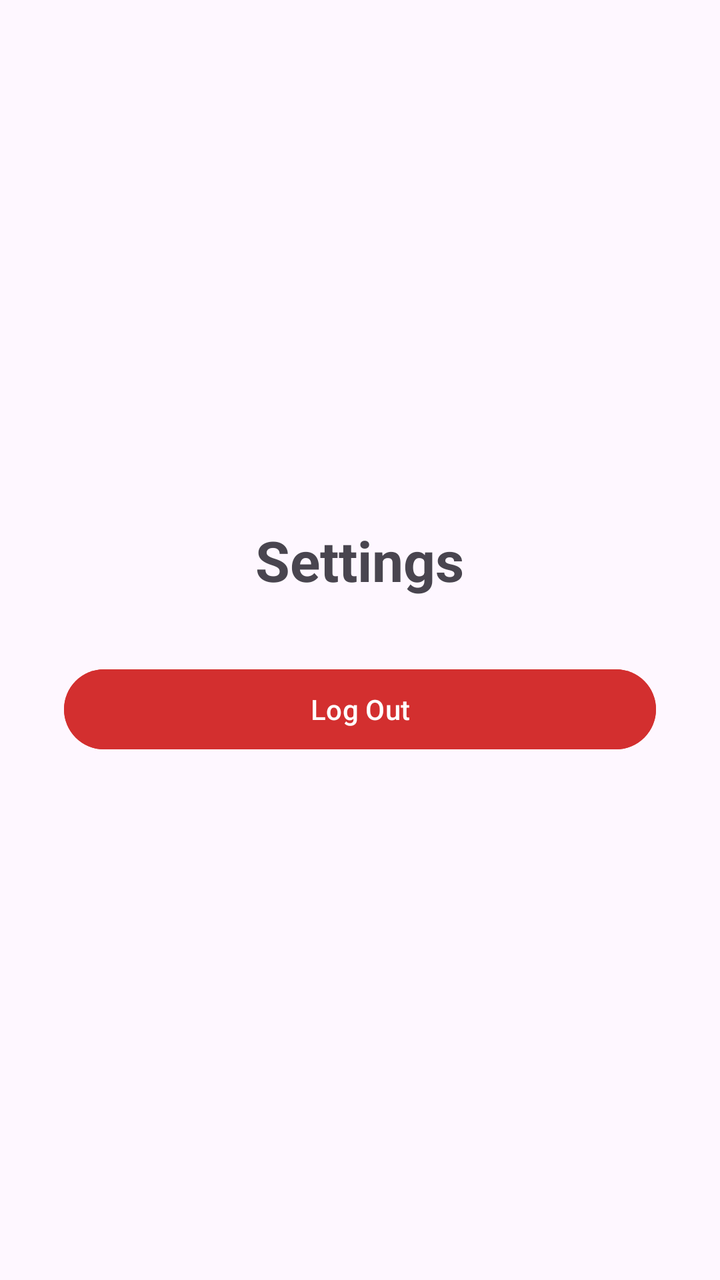
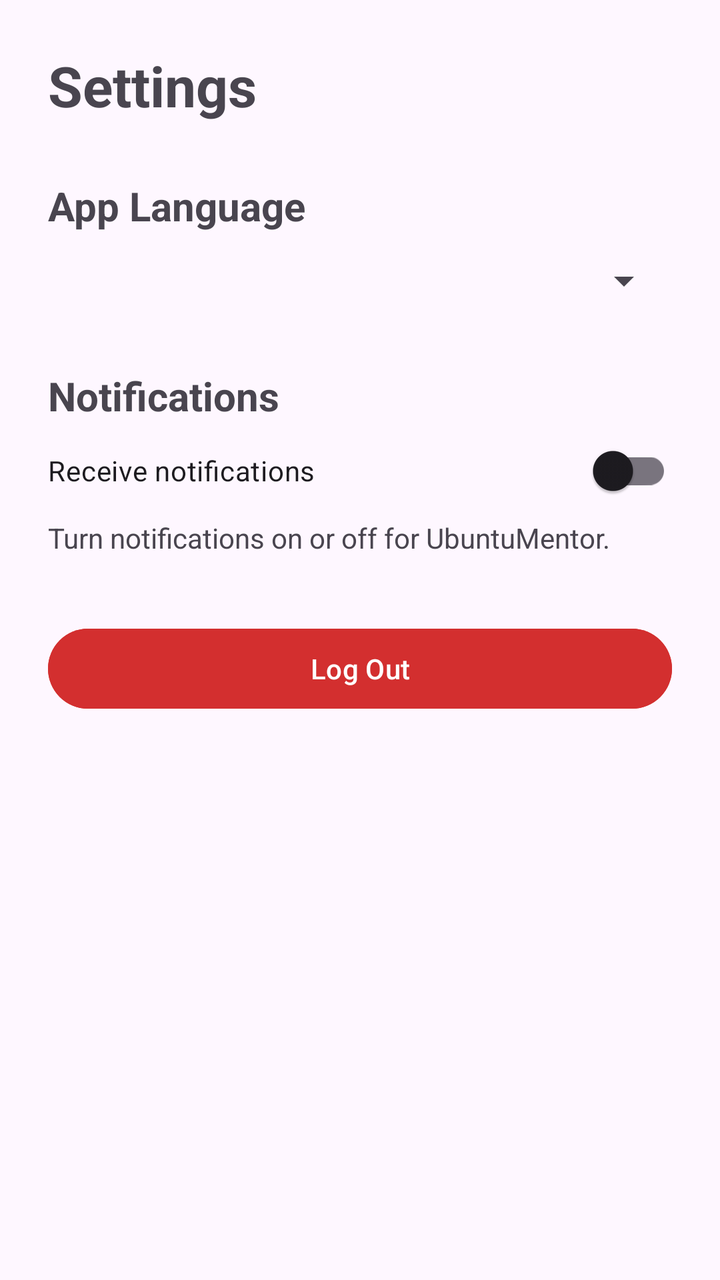

Compare the two renders of this Android layout. The source of the first and the diff that turns it into the second are given below.
<!-- AndroidManifest.xml: application theme Theme.UbuntuMentor -->
<!-- res/layout/activity_settings.xml -->
<?xml version="1.0" encoding="utf-8"?>
<LinearLayout xmlns:android="http://schemas.android.com/apk/res/android"
    android:layout_width="match_parent"
    android:layout_height="match_parent"
    android:orientation="vertical"
    android:padding="32dp"
    android:gravity="center">

    <TextView
        android:layout_width="wrap_content"
        android:layout_height="wrap_content"
        android:text="Settings"
        android:textSize="28sp"
        android:textStyle="bold"
        android:layout_marginBottom="32dp"/>

    <Button
        android:id="@+id/btnLogout"
        android:layout_width="match_parent"
        android:layout_height="wrap_content"
        android:text="Log Out"
        android:backgroundTint="#D32F2F"
        android:textColor="@android:color/white"/>
</LinearLayout>
<!-- resources referenced by this layout -->
<resources>
  <style name="Theme.UbuntuMentor" parent="Base.Theme.UbuntuMentor" />
  <style name="Base.Theme.UbuntuMentor" parent="Theme.Material3.DayNight.NoActionBar">
          
          
      </style>
</resources>

<!-- the commit's change to res/layout/activity_settings.xml (unified diff, before → after) -->
@@ -1,24 +1,73 @@
 <?xml version="1.0" encoding="utf-8"?>
-<LinearLayout xmlns:android="http://schemas.android.com/apk/res/android"
+<ScrollView xmlns:android="http://schemas.android.com/apk/res/android"
     android:layout_width="match_parent"
     android:layout_height="match_parent"
-    android:orientation="vertical"
-    android:padding="32dp"
-    android:gravity="center">
+    android:fillViewport="true">
 
-    <TextView
-        android:layout_width="wrap_content"
-        android:layout_height="wrap_content"
-        android:text="Settings"
-        android:textSize="28sp"
-        android:textStyle="bold"
-        android:layout_marginBottom="32dp"/>
-
-    <Button
-        android:id="@+id/btnLogout"
+    <LinearLayout
         android:layout_width="match_parent"
         android:layout_height="wrap_content"
-        android:text="Log Out"
-        android:backgroundTint="#D32F2F"
-        android:textColor="@android:color/white"/>
-</LinearLayout>
+        android:orientation="vertical"
+        android:padding="24dp">
+
+        <TextView
+            android:layout_width="match_parent"
+            android:layout_height="wrap_content"
+            android:text="@string/settings_title"
+            android:textSize="28sp"
+            android:textStyle="bold"
+            android:layout_marginBottom="28dp" />
+
+        
+
+        <TextView
+            android:layout_width="match_parent"
+            android:layout_height="wrap_content"
+            android:text="@string/language_title"
+            android:textSize="20sp"
+            android:textStyle="bold" />
+
+        <Spinner
+            android:id="@+id/languageSpinner"
+            android:layout_width="match_parent"
+            android:layout_height="wrap_content"
+            android:layout_marginTop="12dp"
+            android:layout_marginBottom="32dp" />
+
+        
+
+        <TextView
+            android:layout_width="match_parent"
+            android:layout_height="wrap_content"
+            android:text="@string/notifications_title"
+            android:textSize="20sp"
+            android:textStyle="bold" />
+
+        <androidx.appcompat.widget.SwitchCompat
+            android:id="@+id/switchNotifications"
+            android:layout_width="match_parent"
+            android:layout_height="wrap_content"
+            android:text="@string/notifications_toggle"
+            android:paddingTop="12dp"
+            android:paddingBottom="12dp" />
+
+        <TextView
+            android:layout_width="match_parent"
+            android:layout_height="wrap_content"
+            android:text="@string/notifications_description"
+            android:textSize="14sp"
+            android:layout_marginBottom="32dp" />
+
+        
+
+        <Button
+            android:id="@+id/btnLogout"
+            android:layout_width="match_parent"
+            android:layout_height="wrap_content"
+            android:text="@string/logout_button"
+            android:backgroundTint="#D32F2F"
+            android:textColor="@android:color/white" />
+
+    </LinearLayout>
+
+</ScrollView>
<!-- resource entries referenced after the edit -->
@@ -1,5 +1,11 @@
 <!-- resources referenced by this layout -->
 <resources>
+  <string name="language_title">App Language</string>
+  <string name="logout_button">Log Out</string>
+  <string name="notifications_description">Turn notifications on or off for UbuntuMentor.</string>
+  <string name="notifications_title">Notifications</string>
+  <string name="notifications_toggle">Receive notifications</string>
+  <string name="settings_title">Settings</string>
   <style name="Theme.UbuntuMentor" parent="Base.Theme.UbuntuMentor" />
   <style name="Base.Theme.UbuntuMentor" parent="Theme.Material3.DayNight.NoActionBar">
           
